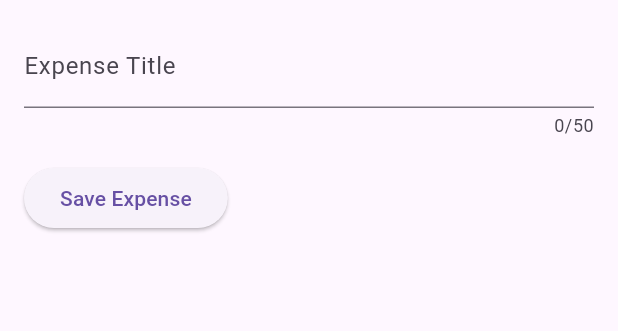
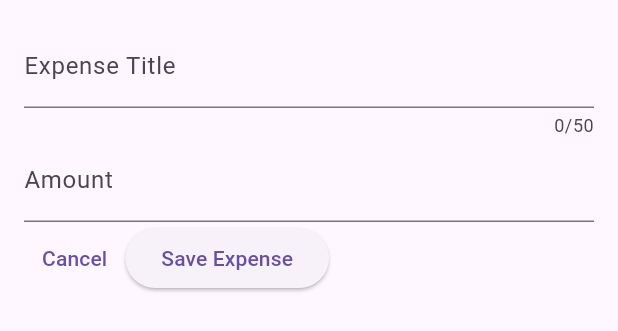
Before and after one commit to Haldiant/expense_tracker, a Flutter app: the NewExpense widget shown alone on an empty page, opened directly, after a tap on "Save Expense", on a phone screen of 412 x 824 dp. Shown: the top 331 px of the screen. Run offline on Flutter 3.47's test engine with Material 3 defaults, Android fonts, the phone set to English and light mode, and no system bars.

Commit message:
Add amount input field and dispose method for NewExpense widget

```diff
--- a/lib/widgets/new_expense.dart
+++ b/lib/widgets/new_expense.dart
@@ -9,11 +9,12 @@ class NewExpense extends StatefulWidget {
 
 class _NewExpenseState extends State<NewExpense> {
   final _titleController = TextEditingController();
+  final _amountController = TextEditingController();
 
   @override
   void dispose() {
-    // TODO: implement dispose
     _titleController.dispose();
+    _amountController.dispose();
     super.dispose();
   }
 
@@ -30,15 +31,24 @@ class _NewExpenseState extends State<NewExpense> {
               label: Text('Expense Title'),
             ),
           ),
-          SizedBox(height: 16.0),
-          Row(
-            children: [],
+          TextField(
+            controller: _amountController,
+            keyboardType: TextInputType.number,
+            decoration: InputDecoration(
+              prefix: Text('\$'),
+              label: Text('Amount'),
+            ),
           ),
           Row(
             children: [
+              TextButton(
+                onPressed: () {},
+                child: Text('Cancel'),
+              ),
               ElevatedButton(
                 onPressed: () {
                   print(_titleController.text);
+                  print(_amountController.text);
                 },
                 child: Text('Save Expense'),
               ),
```
